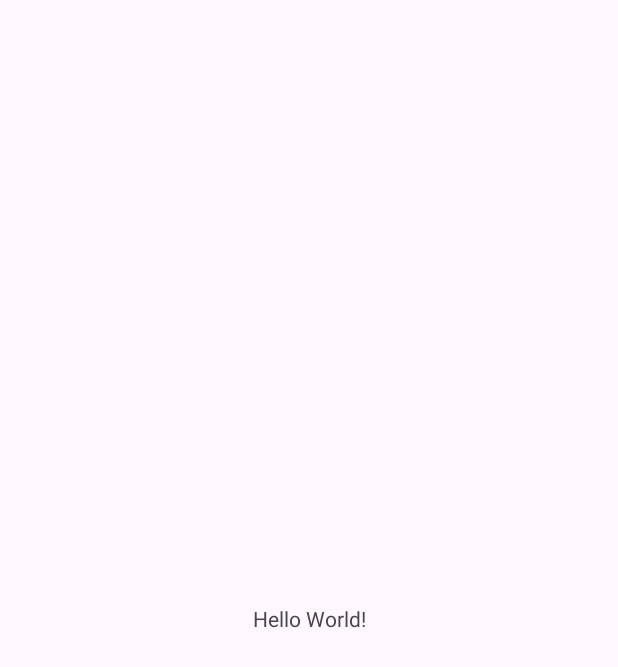
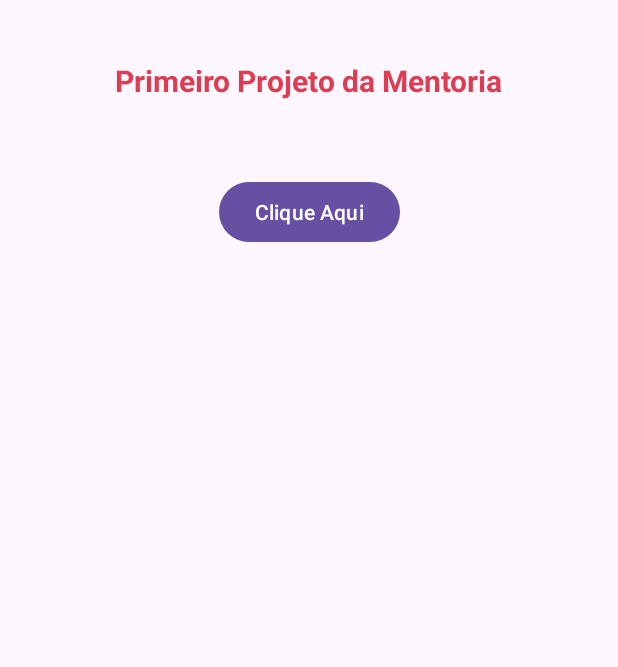
Before and after one commit to alxmart/M01_FoiClicado, an Android app: the screen it shows after launch (MainActivity), on a phone screen of 412 x 824 dp. Before the commit the part shown is almost empty. Shown: the top 667 px of the screen. Run offline under Robolectric (Android 15) with nearby library versions, the phone set to English and light mode, and no system bars.

Commit message:
Added fun clicar and finishing layout.

```diff
--- a/app/src/main/java/com/luizafmartinez/m01_foiclicado/MainActivity.kt
+++ b/app/src/main/java/com/luizafmartinez/m01_foiclicado/MainActivity.kt
@@ -2,10 +2,16 @@ package com.luizafmartinez.m01_foiclicado
 
 import androidx.appcompat.app.AppCompatActivity
 import android.os.Bundle
+import android.view.View
 
 class MainActivity : AppCompatActivity() {
+
     override fun onCreate(savedInstanceState: Bundle?) {
         super.onCreate(savedInstanceState)
         setContentView(R.layout.activity_main)
     }
+
+    fun clicar(view: View) {
+        println("O botão foi clicado!")
+    }
 }
--- a/app/src/main/res/layout/activity_main.xml
+++ b/app/src/main/res/layout/activity_main.xml
@@ -4,15 +4,31 @@
     xmlns:tools="http://schemas.android.com/tools"
     android:layout_width="match_parent"
     android:layout_height="match_parent"
+    android:onClick="clicar"
     tools:context=".MainActivity">
 
     <TextView
+        android:id="@+id/tvTitle"
         android:layout_width="wrap_content"
         android:layout_height="wrap_content"
-        android:text="Hello World!"
-        app:layout_constraintBottom_toBottomOf="parent"
+        android:layout_marginTop="40dp"
+        android:text="@string/tvTitleText"
+        android:textColor="#DC3D52"
+        android:textSize="20sp"
+        android:textStyle="bold"
         app:layout_constraintEnd_toEndOf="parent"
+        app:layout_constraintHorizontal_bias="0.5"
         app:layout_constraintStart_toStartOf="parent"
         app:layout_constraintTop_toTopOf="parent" />
 
+    <Button
+        android:id="@+id/btnClique"
+        android:layout_width="wrap_content"
+        android:layout_height="wrap_content"
+        android:layout_marginTop="50dp"
+        android:text="@string/btnCliqueText"
+        app:layout_constraintEnd_toEndOf="parent"
+        app:layout_constraintHorizontal_bias="0.5"
+        app:layout_constraintStart_toStartOf="parent"
+        app:layout_constraintTop_toBottomOf="@+id/tvTitle" />
 </androidx.constraintlayout.widget.ConstraintLayout>
--- a/app/src/main/res/values/strings.xml
+++ b/app/src/main/res/values/strings.xml
@@ -1,3 +1,5 @@
 <resources>
     <string name="app_name">M01_FoiClicado</string>
+    <string name="tvTitleText">Primeiro Projeto da Mentoria</string>
+    <string name="btnCliqueText">Clique Aqui</string>
 </resources>
```
